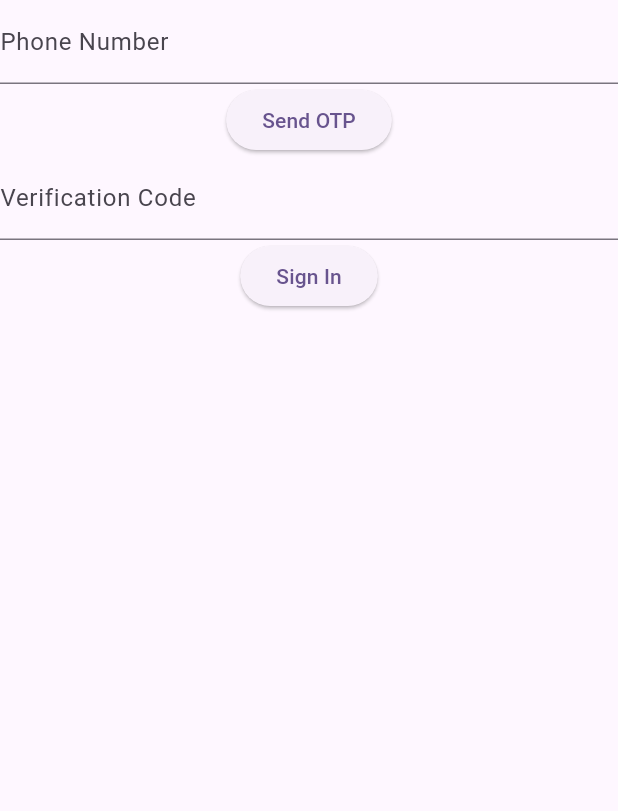
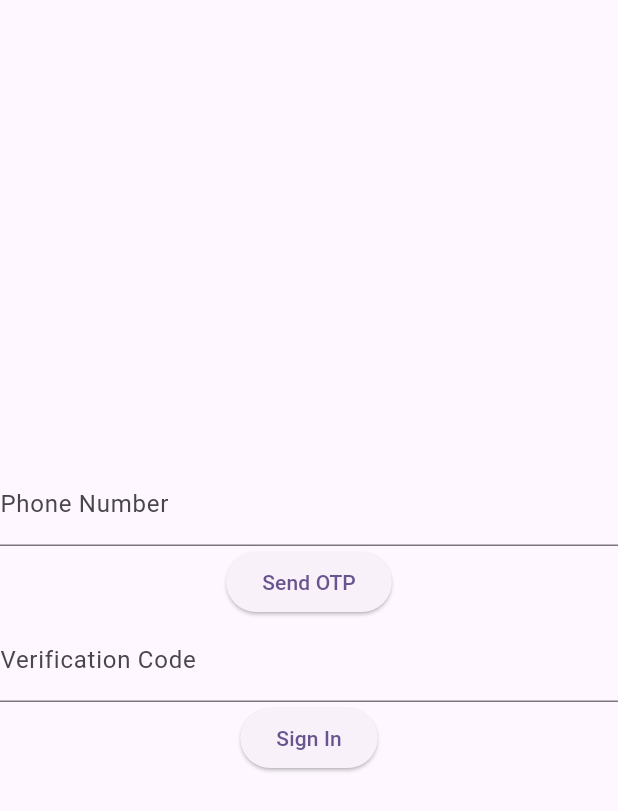
Before and after one commit to bishosamer/otp_test, a Flutter app: the screen it shows after launch, after a tap on "Send OTP", on a phone screen of 412 x 824 dp. Shown: the top 811 px of the screen. Run offline on Flutter 3.47's test engine with Material 2 defaults, Android fonts, the phone set to English and light mode, and no system bars; our stand-ins replace firebase_auth, firebase_core, flutter_bloc; accounts and stored records are empty.

Commit message:
final working on ios

```diff
--- a/lib/home_page.dart
+++ b/lib/home_page.dart
@@ -1,63 +1,61 @@
 import 'package:flutter/material.dart';
-import 'package:firebase_auth/firebase_auth.dart';
+import 'package:flutter_bloc/flutter_bloc.dart';
+import 'package:otp_test/home_page_bloc/home_page_bloc.dart';
 
 class MyLoginPage extends StatefulWidget {
+  const MyLoginPage({super.key});
+
   @override
   _MyLoginPageState createState() => _MyLoginPageState();
 }
 
 class _MyLoginPageState extends State<MyLoginPage> {
-  String _phoneNumber = "";
-  String _verificationCode = "";
-
-  Future<void> _verifyPhoneNumber() async {
-    await FirebaseAuth.instance.verifyPhoneNumber(
-      phoneNumber: _phoneNumber,
-      verificationCompleted: (PhoneAuthCredential credential) {
-        // Auto verification if possible (e.g., instant phone number detection)
-      },
-      verificationFailed: (FirebaseAuthException e) {
-        // Handle verification failure
-      },
-      codeAutoRetrievalTimeout: (String verificationId) {
-        // Called when the auto-retrieval timer expires
-      },
-      codeSent: (String verificationId, int? forceResendingToken) {},
-    );
-  }
-
-  Future<void> _signInWithPhoneNumber() async {
-    AuthCredential credential = PhoneAuthProvider.credential(
-      verificationId: _verificationCode,
-      smsCode: _verificationCode,
-    );
-
-    // Sign in with the credential
-    await FirebaseAuth.instance.signInWithCredential(credential);
-  }
-
+  late String phoneNumber;
+  late String smsCode;
   @override
   Widget build(BuildContext context) {
-    return Scaffold(
-      body: Column(
+    return BlocProvider(
+      create: (context) => HomePageBloc(),
+      child: SafeArea(
+        child: Scaffold(
+          body: BlocBuilder<HomePageBloc, HomePageState>(
+            builder: (context, state) {
+              if (state is Success) {
+                return const Center(
+                  child: Text('SUCCESS!!!'),
+                );
+              } else {
+                return Column(
+                  mainAxisAlignment: MainAxisAlignment.center,
                   children: [
                     TextFormField(
-            onChanged: (value) => _phoneNumber = value,
-            decoration: const InputDecoration(labelText: "Phone Number"),
+                      onChanged: (value) => phoneNumber = value,
+                      decoration:
+                          const InputDecoration(labelText: "Phone Number"),
                     ),
                     ElevatedButton(
-            onPressed: _verifyPhoneNumber,
+                      onPressed: () {
+                        context.read<HomePageBloc>().add(SendOtp(phoneNumber));
+                      },
                       child: const Text("Send OTP"),
                     ),
                     TextFormField(
-            onChanged: (value) => _verificationCode = value,
-            decoration: const InputDecoration(labelText: "Verification Code"),
+                      onChanged: (value) => smsCode = value,
+                      decoration:
+                          const InputDecoration(labelText: "Verification Code"),
                     ),
                     ElevatedButton(
-            onPressed: _signInWithPhoneNumber,
+                      onPressed: () {
+                        context.read<HomePageBloc>().add(SignIn(smsCode));
+                      },
                       child: const Text("Sign In"),
                     ),
                   ],
+                );
+              }
+            },
+          ),
+        ),
       ),
     );
   }
--- /dev/null
+++ b/lib/home_page_bloc/home_page_event.dart
@@ -0,0 +1,16 @@
+part of 'home_page_bloc.dart';
+
+@immutable
+abstract class HomePageEvent {}
+
+class SendOtp extends HomePageEvent {
+  final String phoneNo;
+
+  SendOtp(this.phoneNo);
+}
+
+class SignIn extends HomePageEvent {
+  final String smsCode;
+
+  SignIn(this.smsCode);
+}
--- /dev/null
+++ b/lib/home_page_bloc/home_page_state.dart
@@ -0,0 +1,14 @@
+part of 'home_page_bloc.dart';
+
+@immutable
+abstract class HomePageState {}
+
+class HomePageInitial extends HomePageState {}
+
+class Success extends HomePageState {}
+
+class Error extends HomePageState {
+  final String error;
+
+  Error(this.error);
+}
--- a/pubspec.yaml
+++ b/pubspec.yaml
@@ -38,6 +38,7 @@ dependencies:
   firebase_core: ^2.15.0
   firebase_auth: ^4.7.2
   firebase_messaging: ^14.6.5
+  flutter_bloc: ^8.1.3
 
 dev_dependencies:
   flutter_test:
```
Also changed, not shown: lib/home_page_bloc/home_page_bloc.dart (added, +45 -0 lines), pubspec.lock, 7 other files. Lines whose indentation alone changed are shown as unchanged.
